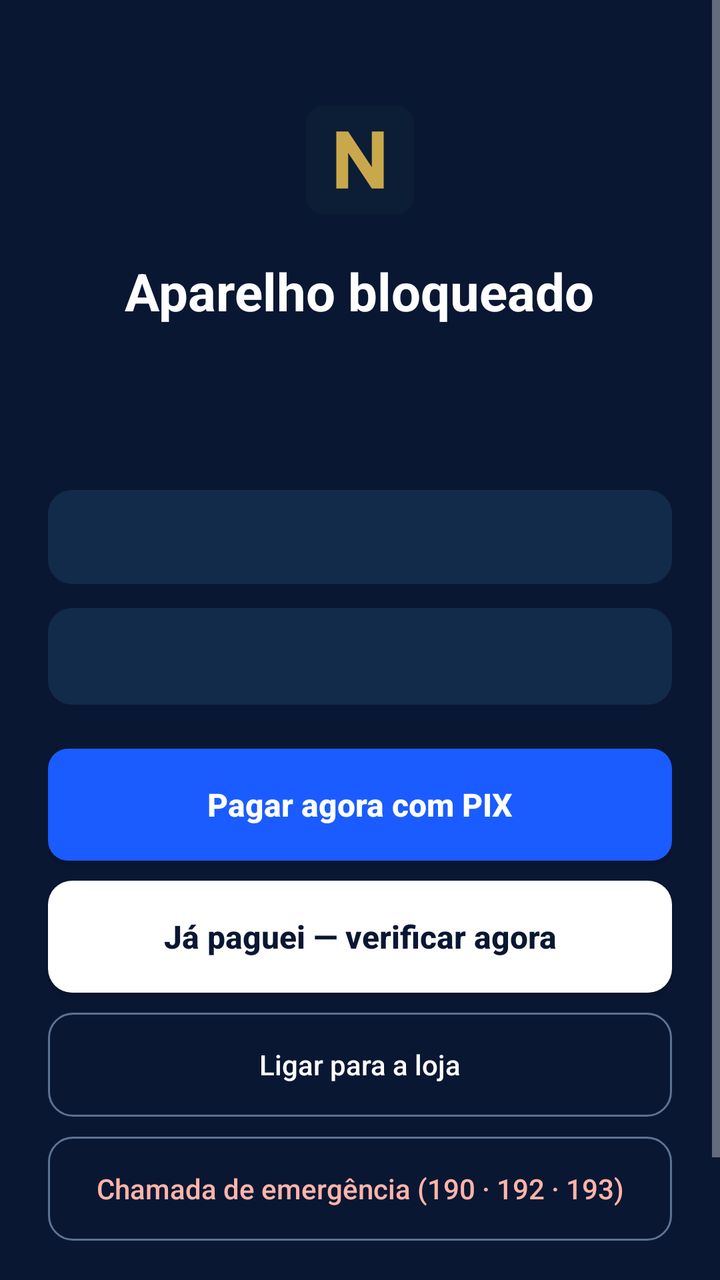
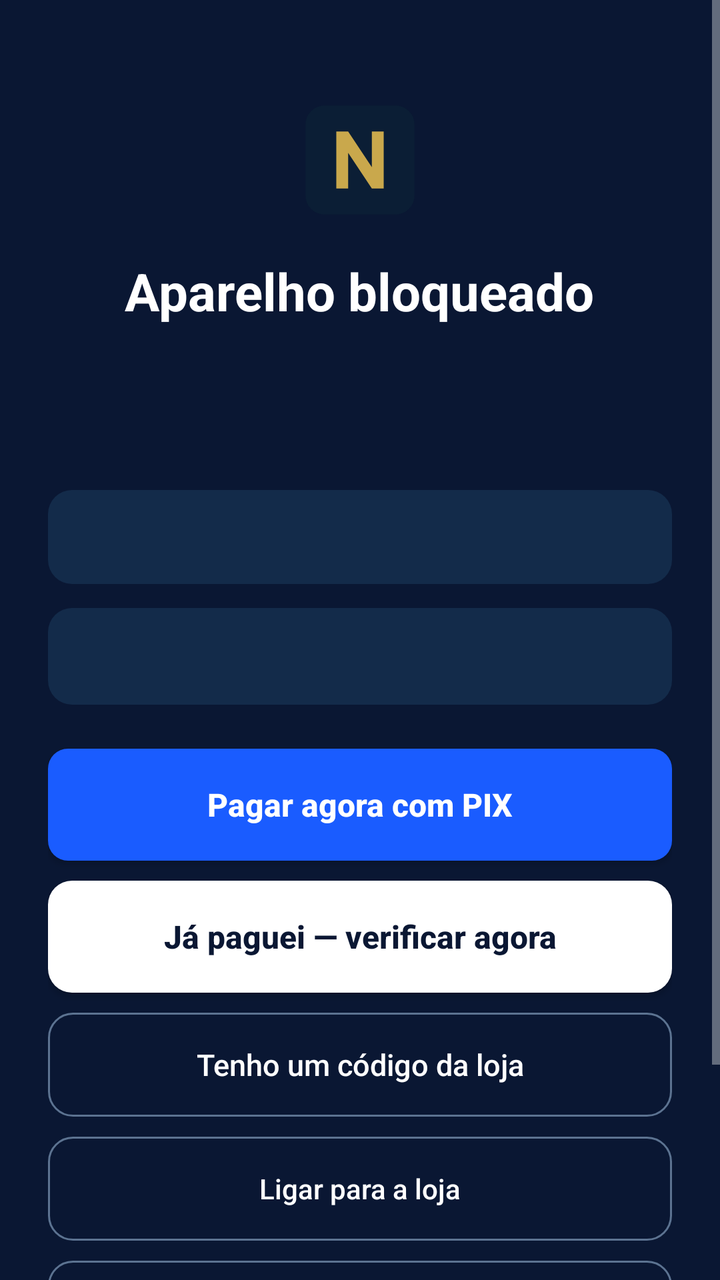

Before-and-after screenshots of an Android layout around one commit, followed by the original layout XML and the change that was made.
<!-- AndroidManifest.xml: activity theme LockTheme -->
<!-- res/layout/activity_lock.xml -->
<?xml version="1.0" encoding="utf-8"?>
<ScrollView xmlns:android="http://schemas.android.com/apk/res/android"
    android:layout_width="match_parent" android:layout_height="match_parent"
    android:background="@color/navy" android:fillViewport="true">
    <LinearLayout android:layout_width="match_parent" android:layout_height="wrap_content"
        android:orientation="vertical" android:padding="24dp" android:gravity="center_horizontal">

        <ImageView android:layout_width="64dp" android:layout_height="64dp"
            android:layout_marginTop="24dp" android:src="@drawable/ic_launcher" android:contentDescription="@string/app_name"/>

        <TextView android:layout_width="wrap_content" android:layout_height="wrap_content"
            android:layout_marginTop="16dp" android:text="Aparelho bloqueado"
            android:textColor="#FFFFFF" android:textSize="26sp" android:textStyle="bold"/>

        <TextView android:id="@+id/tvMotivo" android:layout_width="wrap_content" android:layout_height="wrap_content"
            android:layout_marginTop="6dp" android:gravity="center"
            android:textColor="@color/gold" android:textSize="16sp" android:textStyle="bold"/>

        <TextView android:id="@+id/tvMensagem" android:layout_width="match_parent" android:layout_height="wrap_content"
            android:layout_marginTop="16dp" android:gravity="center"
            android:textColor="#CFD8E3" android:textSize="15sp"/>

        <TextView android:id="@+id/tvParcelas" android:layout_width="match_parent" android:layout_height="wrap_content"
            android:layout_marginTop="18dp" android:background="@drawable/card" android:padding="14dp"
            android:textColor="#FFFFFF" android:textSize="14sp" android:lineSpacingExtra="3dp"/>

        <TextView android:id="@+id/tvPix" android:layout_width="match_parent" android:layout_height="wrap_content"
            android:layout_marginTop="12dp" android:background="@drawable/card" android:padding="14dp"
            android:gravity="center" android:textColor="@color/gold" android:textSize="15sp" android:textIsSelectable="false"/>

        <Button android:id="@+id/btnPagar" android:layout_width="match_parent" android:layout_height="56dp"
            android:layout_marginTop="22dp" android:background="@drawable/btn_azul"
            android:text="Pagar agora com PIX" android:textAllCaps="false"
            android:textColor="#FFFFFF" android:textSize="16sp" android:textStyle="bold"/>

        <Button android:id="@+id/btnVerificar" android:layout_width="match_parent" android:layout_height="56dp"
            android:layout_marginTop="10dp" android:background="@drawable/btn_gold"
            android:text="@string/ja_paguei" android:textAllCaps="false"
            android:textColor="@color/navy" android:textSize="16sp" android:textStyle="bold"/>

        <Button android:id="@+id/btnConfianca" android:layout_width="match_parent" android:layout_height="52dp"
            android:layout_marginTop="10dp" android:background="@drawable/btn_outline" android:visibility="gone"
            android:text="Liberar por 24 h (1 vez por mês)" android:textAllCaps="false"
            android:textColor="#FFFFFF" android:textSize="15sp"/>

        <Button android:id="@+id/btnLoja" android:layout_width="match_parent" android:layout_height="52dp"
            android:layout_marginTop="10dp" android:background="@drawable/btn_outline"
            android:text="Ligar para a loja" android:textAllCaps="false" android:textColor="#FFFFFF"/>

        <Button android:id="@+id/btnEmergencia" android:layout_width="match_parent" android:layout_height="52dp"
            android:layout_marginTop="10dp" android:background="@drawable/btn_outline"
            android:text="Chamada de emergência (190 · 192 · 193)" android:textAllCaps="false" android:textColor="#FFB4A8"/>

        <TextView android:id="@+id/tvLoja" android:layout_width="wrap_content" android:layout_height="wrap_content"
            android:layout_marginTop="18dp" android:gravity="center" android:textColor="#CFD8E3" android:textSize="14sp"/>

        <TextView android:id="@+id/tvRodape" android:layout_width="wrap_content" android:layout_height="wrap_content"
            android:layout_marginTop="10dp" android:gravity="center" android:textColor="#7F93AB" android:textSize="12sp"/>
    </LinearLayout>
</ScrollView>
<!-- resources referenced by this layout -->
<resources>
  <color name="gold">#4F8DFF</color>
  <color name="navy">#0A1733</color>
  <!-- drawable btn_azul (drawable) -->
  <?xml version="1.0" encoding="utf-8"?>
  <shape xmlns:android="http://schemas.android.com/apk/res/android" android:shape="rectangle">
      <solid android:color="#1A5CFF"/>
      <corners android:radius="10dp"/>
  </shape>
  <!-- drawable btn_gold (drawable) -->
  <?xml version="1.0" encoding="utf-8"?>
  <shape xmlns:android="http://schemas.android.com/apk/res/android" android:shape="rectangle">
      <solid android:color="#FFFFFF"/>
      <corners android:radius="12dp"/>
  </shape>
  <!-- drawable btn_outline (drawable) -->
  <?xml version="1.0" encoding="utf-8"?>
  <shape xmlns:android="http://schemas.android.com/apk/res/android" android:shape="rectangle">
      <solid android:color="#00000000"/>
      <stroke android:width="1dp" android:color="#5C7391"/>
      <corners android:radius="12dp"/>
  </shape>
  <!-- drawable card (drawable) -->
  <?xml version="1.0" encoding="utf-8"?>
  <shape xmlns:android="http://schemas.android.com/apk/res/android" android:shape="rectangle">
      <solid android:color="#132B4A"/>
      <corners android:radius="12dp"/>
  </shape>
  <!-- drawable ic_launcher (drawable) -->
  <?xml version="1.0" encoding="utf-8"?>
  <vector xmlns:android="http://schemas.android.com/apk/res/android"
      android:width="108dp" android:height="108dp"
      android:viewportWidth="108" android:viewportHeight="108">
      <path android:fillColor="#0B1E35" android:pathData="M24,8h60a16,16 0 0 1 16,16v60a16,16 0 0 1 -16,16h-60a16,16 0 0 1 -16,-16v-60a16,16 0 0 1 16,-16z"/>
      <path android:fillColor="#C9A84C" android:pathData="M34,78V30h10l20,30V30h10v48H64L44,48v30z"/>
  </vector>
  <string name="app_name">NexumCell</string>
  <string name="ja_paguei">Já paguei — verificar agora</string>
  <style name="LockTheme" parent="android:Theme.Material.NoActionBar">
          <item name="android:windowBackground">@color/navy</item>
          <item name="android:statusBarColor">@color/navy</item>
          <item name="android:navigationBarColor">@color/navy</item>
          <item name="android:colorAccent">@color/gold</item>
      </style>
</resources>

<!-- the commit's change to res/layout/activity_lock.xml (unified diff, before → after) -->
@@ -43,6 +43,11 @@
             android:text="Liberar por 24 h (1 vez por mês)" android:textAllCaps="false"
             android:textColor="#FFFFFF" android:textSize="15sp"/>
 
+        <Button android:id="@+id/btnCodigo" android:layout_width="match_parent" android:layout_height="52dp"
+            android:layout_marginTop="10dp" android:background="@drawable/btn_outline"
+            android:text="Tenho um código da loja" android:textAllCaps="false"
+            android:textColor="#FFFFFF" android:textSize="15sp"/>
+
         <Button android:id="@+id/btnLoja" android:layout_width="match_parent" android:layout_height="52dp"
             android:layout_marginTop="10dp" android:background="@drawable/btn_outline"
             android:text="Ligar para a loja" android:textAllCaps="false" android:textColor="#FFFFFF"/>
